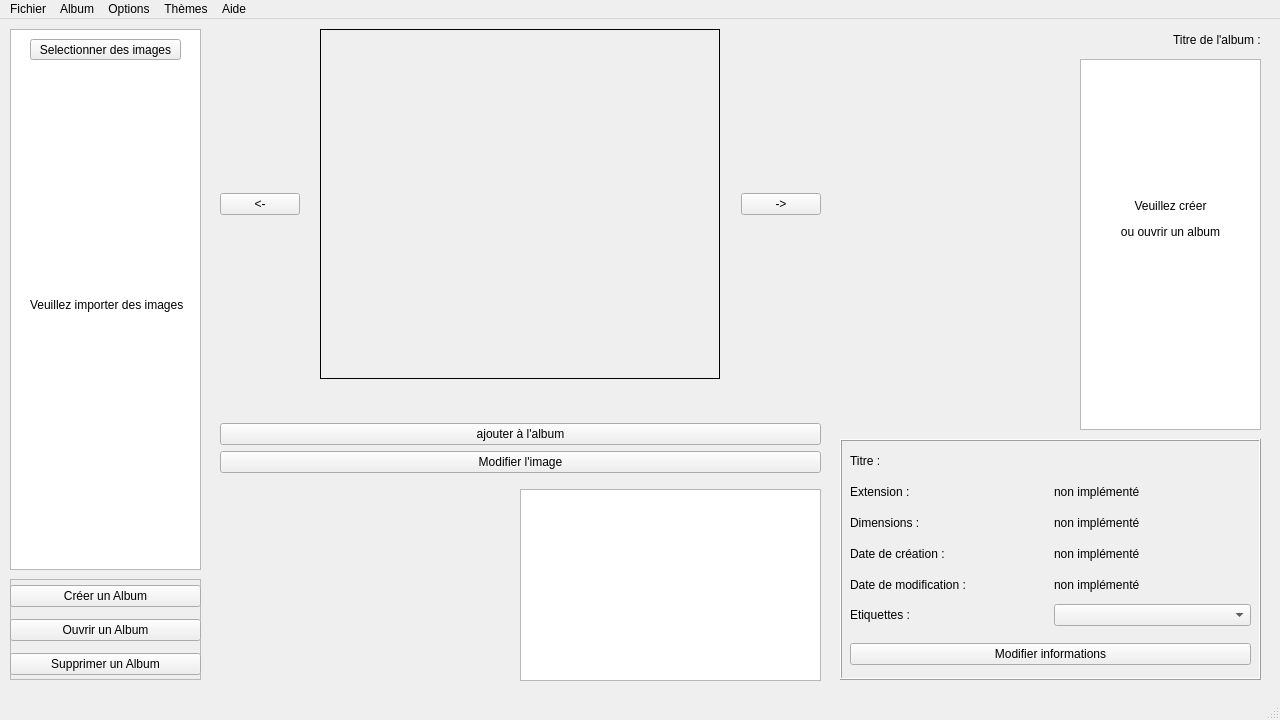
Before: the Qt Designer form projet/mainwindow.ui in BlackFox3000/M1-IHM-Project, drawn with Qt 5.
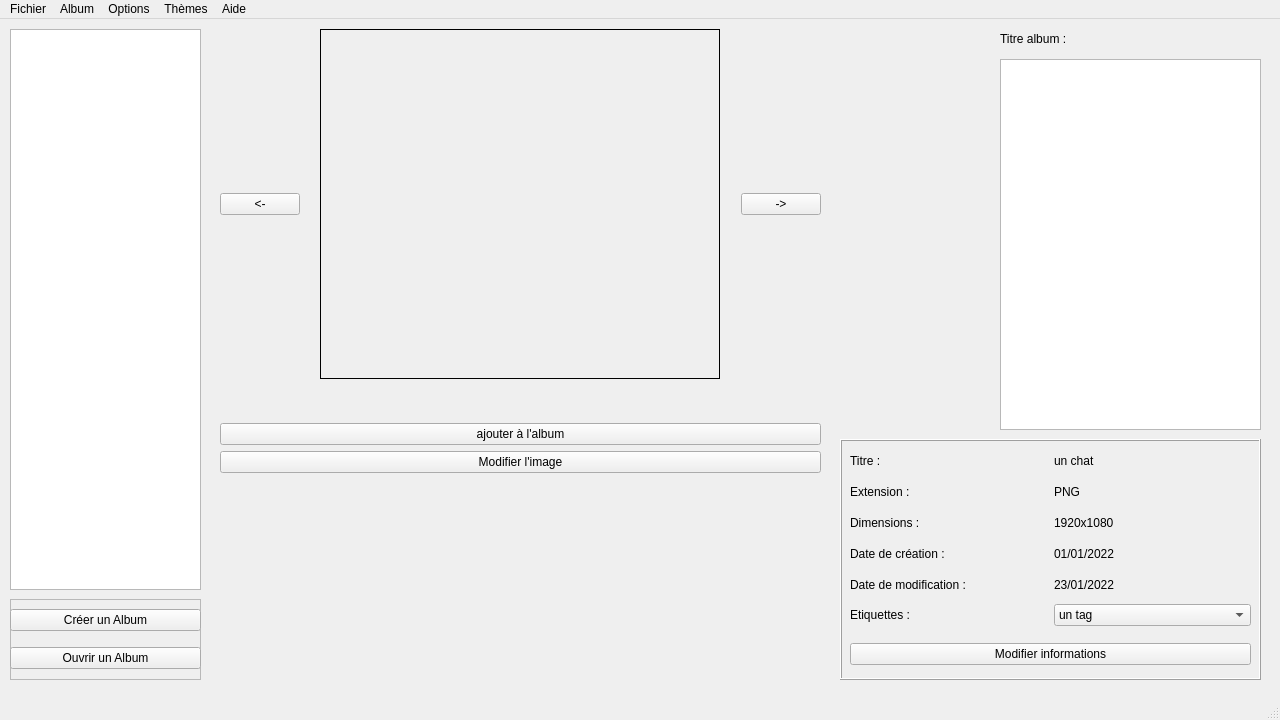
After: the same form once the commit is applied.

Diff of the .ui file:
```diff
--- a/projet/mainwindow.ui
+++ b/projet/mainwindow.ui
@@ -32,7 +32,7 @@
       <x>10</x>
       <y>10</y>
       <width>191</width>
-      <height>541</height>
+      <height>561</height>
      </rect>
     </property>
    </widget>
@@ -67,14 +67,14 @@
       <item row="0" column="1">
        <widget class="QLabel" name="label_titre">
         <property name="text">
-         <string/>
+         <string>un chat</string>
         </property>
        </widget>
       </item>
       <item row="2" column="1">
        <widget class="QLabel" name="label_dimensions">
         <property name="text">
-         <string>non implémenté</string>
+         <string>1920x1080</string>
         </property>
        </widget>
       </item>
@@ -112,6 +112,16 @@
           <verstretch>0</verstretch>
          </sizepolicy>
         </property>
+        <item>
+         <property name="text">
+          <string>un tag</string>
+         </property>
+        </item>
+        <item>
+         <property name="text">
+          <string>un autre tag</string>
+         </property>
+        </item>
        </widget>
       </item>
       <item row="3" column="0">
@@ -138,7 +148,7 @@
       <item row="1" column="1">
        <widget class="QLabel" name="label_extension">
         <property name="text">
-         <string>non implémenté</string>
+         <string>PNG</string>
         </property>
        </widget>
       </item>
@@ -152,14 +162,14 @@
       <item row="3" column="1">
        <widget class="QLabel" name="label_creation">
         <property name="text">
-         <string>non implémenté</string>
+         <string>01/01/2022</string>
         </property>
        </widget>
       </item>
       <item row="4" column="1">
        <widget class="QLabel" name="label_modif">
         <property name="text">
-         <string>non implémenté</string>
+         <string>23/01/2022</string>
         </property>
        </widget>
       </item>
@@ -188,9 +198,9 @@
    <widget class="QListWidget" name="album_img">
     <property name="geometry">
      <rect>
-      <x>1080</x>
+      <x>1000</x>
       <y>40</y>
-      <width>181</width>
+      <width>261</width>
       <height>371</height>
      </rect>
     </property>
@@ -198,6 +208,19 @@
      <enum>Qt::ScrollBarAlwaysOff</enum>
     </property>
    </widget>
+   <widget class="QLabel" name="titreAlbum">
+    <property name="geometry">
+     <rect>
+      <x>1000</x>
+      <y>10</y>
+      <width>111</width>
+      <height>20</height>
+     </rect>
+    </property>
+    <property name="text">
+     <string>Titre album :</string>
+    </property>
+   </widget>
    <widget class="QLabel" name="path_img">
     <property name="geometry">
      <rect>
@@ -338,9 +361,9 @@
     <property name="geometry">
      <rect>
       <x>10</x>
-      <y>560</y>
+      <y>580</y>
       <width>191</width>
-      <height>101</height>
+      <height>81</height>
      </rect>
     </property>
     <property name="frameShape">
@@ -355,7 +378,7 @@
        <x>0</x>
        <y>0</y>
        <width>191</width>
-       <height>103</height>
+       <height>81</height>
       </rect>
      </property>
      <layout class="QVBoxLayout" name="verticalLayout_3">
@@ -373,104 +396,9 @@
         </property>
        </widget>
       </item>
-      <item>
-       <widget class="QPushButton" name="button_supprimer_album">
-        <property name="text">
-         <string>Supprimer un Album</string>
-        </property>
-       </widget>
-      </item>
      </layout>
     </widget>
    </widget>
-   <widget class="QTextBrowser" name="textBrowser_description">
-    <property name="geometry">
-     <rect>
-      <x>520</x>
-      <y>470</y>
-      <width>301</width>
-      <height>192</height>
-     </rect>
-    </property>
-    <property name="html">
-     <string>&lt;!DOCTYPE HTML PUBLIC &quot;-//W3C//DTD HTML 4.0//EN&quot; &quot;http://www.w3.org/TR/REC-html40/strict.dtd&quot;&gt;
-&lt;html&gt;&lt;head&gt;&lt;meta name=&quot;qrichtext&quot; content=&quot;1&quot; /&gt;&lt;meta charset=&quot;utf-8&quot; /&gt;&lt;style type=&quot;text/css&quot;&gt;
-p, li { white-space: pre-wrap; }
-&lt;/style&gt;&lt;/head&gt;&lt;body style=&quot; font-family:'Segoe UI'; font-size:9pt; font-weight:400; font-style:normal;&quot;&gt;
-&lt;p style=&quot;-qt-paragraph-type:empty; margin-top:0px; margin-bottom:0px; margin-left:0px; margin-right:0px; -qt-block-indent:0; text-indent:0px;&quot;&gt;&lt;br /&gt;&lt;/p&gt;&lt;/body&gt;&lt;/html&gt;</string>
-    </property>
-   </widget>
-   <widget class="QLabel" name="labelTreeView">
-    <property name="geometry">
-     <rect>
-      <x>30</x>
-      <y>220</y>
-      <width>161</width>
-      <height>131</height>
-     </rect>
-    </property>
-    <property name="text">
-     <string>Veuillez importer des images</string>
-    </property>
-   </widget>
-   <widget class="QLabel" name="labelGalerie">
-    <property name="geometry">
-     <rect>
-      <x>1080</x>
-      <y>160</y>
-      <width>181</width>
-      <height>81</height>
-     </rect>
-    </property>
-    <property name="text">
-     <string>&lt;html&gt;&lt;head/&gt;&lt;body&gt;&lt;p align=&quot;center&quot;&gt;Veuillez créer&lt;/p&gt;&lt;p align=&quot;center&quot;&gt; ou ouvrir un album&lt;/p&gt;&lt;/body&gt;&lt;/html&gt;</string>
-    </property>
-   </widget>
-   <widget class="QPushButton" name="buttonAddFile">
-    <property name="geometry">
-     <rect>
-      <x>30</x>
-      <y>20</y>
-      <width>151</width>
-      <height>21</height>
-     </rect>
-    </property>
-    <property name="text">
-     <string>Selectionner des images</string>
-    </property>
-   </widget>
-   <widget class="QWidget" name="">
-    <property name="geometry">
-     <rect>
-      <x>830</x>
-      <y>10</y>
-      <width>431</width>
-      <height>22</height>
-     </rect>
-    </property>
-    <layout class="QHBoxLayout" name="horizontalLayout_4">
-     <item>
-      <spacer name="horizontalSpacer">
-       <property name="orientation">
-        <enum>Qt::Horizontal</enum>
-       </property>
-       <property name="sizeHint" stdset="0">
-        <size>
-         <width>40</width>
-         <height>20</height>
-        </size>
-       </property>
-      </spacer>
-     </item>
-     <item>
-      <widget class="QLabel" name="titreAlbum">
-       <property name="text">
-        <string>Titre de l'album :</string>
-       </property>
-      </widget>
-     </item>
-    </layout>
-   </widget>
   </widget>
   <widget class="QMenuBar" name="menubar">
    <property name="geometry">
```
Left out of the diff: 8 changed lines with no effect on the pictures.
